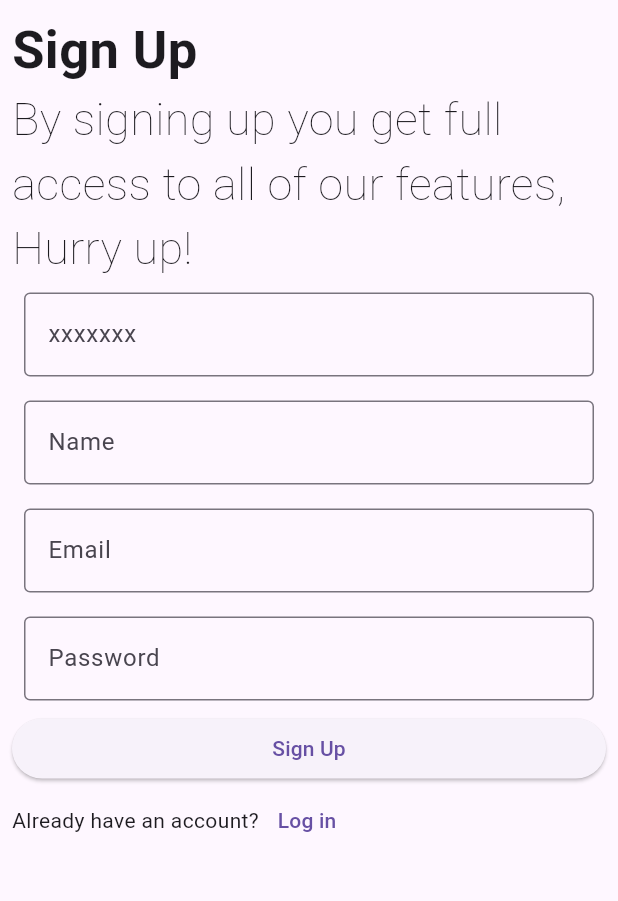
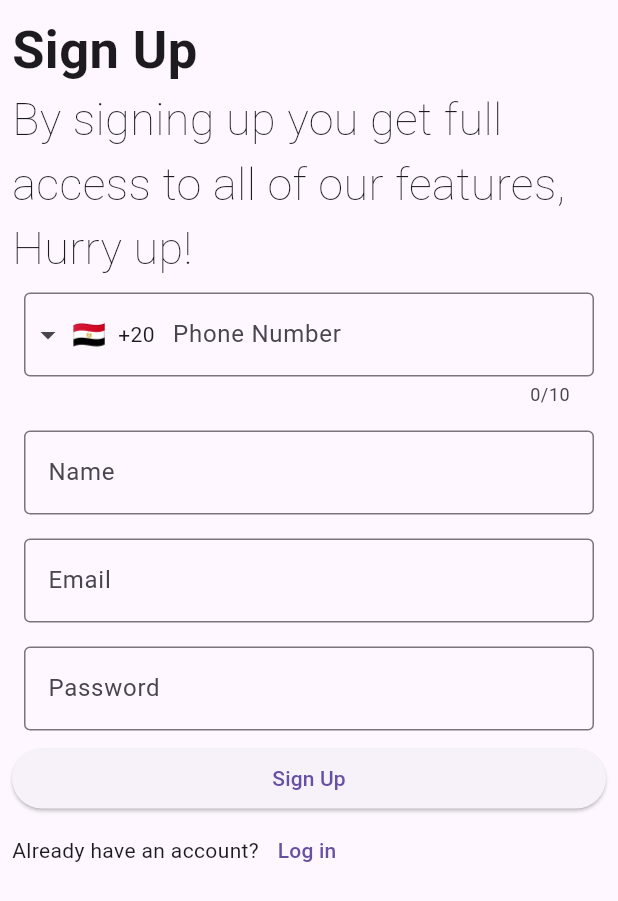
Before and after one commit to Eng-AkramShaker/Show-Ads-America, a Flutter app: the screen it shows after launch, item 3 of the bottom bar chosen, after a tap on "Sign up", on a phone screen of 412 x 824 dp. Shown: the top 901 px of the screen. Run offline on Flutter 3.47's test engine with Material 3 defaults, Android fonts, the phone set to English and light mode, and no system bars; drawn by our look-alikes of intl_phone_field; our stand-ins replace font_awesome_flutter; missing offline and left inert: flexible_grid_view; network calls fail.

Commit message:
fixed number fields

```diff
--- a/lib/sccreens/Home/sign_up.dart
+++ b/lib/sccreens/Home/sign_up.dart
@@ -1,4 +1,5 @@
 import 'package:flutter/material.dart';
+import 'package:intl_phone_field/intl_phone_field.dart';
 
 class SignUp extends StatefulWidget {
   static String routeName = 'Sign up';
@@ -28,12 +29,15 @@ class _SignUpState extends State<SignUp> {
               // this the number text field
               const Padding(
                 padding: EdgeInsets.all(8.0),
-                child: TextField(
-                  keyboardType: TextInputType.number,
+                child:   IntlPhoneField(
                   decoration: InputDecoration(
-                    border: OutlineInputBorder(),
-                    hintText: 'xxxxxxx',
+                    labelText: 'Phone Number',
+                    border: OutlineInputBorder(
+                      borderSide: BorderSide(),
+                    ),
                   ),
+                  initialCountryCode: 'EG',
+
                 ),
               ),
               //this is name text field
--- a/lib/sccreens/Home/tabs/Post an AdLogin.dart
+++ b/lib/sccreens/Home/tabs/Post an AdLogin.dart
@@ -3,6 +3,7 @@ import 'package:for_sale/widgets/buttons/Elevated%20Button.dart';
 import 'package:for_sale/widgets/buttons/Text_button.dart';
 import 'package:for_sale/widgets/Text_field.dart';
 import 'package:for_sale/widgets/coustm%20texts.dart';
+import 'package:intl_phone_field/intl_phone_field.dart';
 
 import '../sign_up.dart';
 
@@ -28,7 +29,16 @@ class PostAnAdLogin extends StatelessWidget {
                   height: width * 0.05,
                 ),
                 // this the number text field
-                textField('xxxxxxx', true),
+               IntlPhoneField(
+                 decoration: InputDecoration(
+                   labelText: 'Phone Number',
+                   border: OutlineInputBorder(
+                     borderSide: BorderSide(),
+                   ),
+                 ),
+                 initialCountryCode: 'EG',
+
+               ),
                 SizedBox(
                   height: width * 0.05,
                 ),
--- a/pubspec.yaml
+++ b/pubspec.yaml
@@ -36,6 +36,7 @@ dependencies:
   cupertino_icons: ^1.0.2
   font_awesome_flutter: ^10.7.0
   flexible_grid_view: ^0.0.2
+  intl_phone_field: ^3.2.0
 
 dev_dependencies:
   flutter_test:
```
Also changed, not shown: pubspec.lock.
